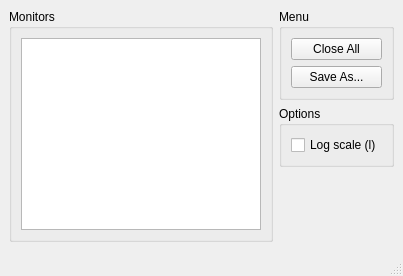
Old version of the form tools/Python/mcplot/gnuplot/mcgnuwindow.ui in the repository McStasMcXtrace/McCode.
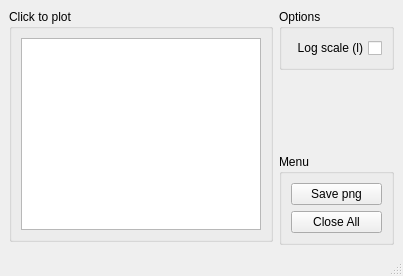
New version of the form.

Diff of the .ui file:
```diff
--- a/tools/Python/mcplot/gnuplot/mcgnuwindow.ui
+++ b/tools/Python/mcplot/gnuplot/mcgnuwindow.ui
@@ -32,7 +32,7 @@
          </sizepolicy>
         </property>
         <property name="title">
-         <string>Monitors</string>
+         <string>Click to plot</string>
         </property>
         <layout class="QVBoxLayout" name="verticalLayout_2">
          <item>
@@ -65,29 +65,6 @@
     </item>
     <item>
      <layout class="QVBoxLayout" name="verticalLayout">
-      <item>
-       <widget class="QGroupBox" name="gbxSave">
-        <property name="title">
-         <string>Menu</string>
-        </property>
-        <layout class="QVBoxLayout" name="verticalLayout_3">
-         <item>
-          <widget class="QPushButton" name="btnCloseAll">
-           <property name="text">
-            <string>Close All</string>
-           </property>
-          </widget>
-         </item>
-         <item>
-          <widget class="QPushButton" name="btnSaveAs">
-           <property name="text">
-            <string>Save As...</string>
-           </property>
-          </widget>
-         </item>
-        </layout>
-       </widget>
-      </item>
       <item>
        <widget class="QGroupBox" name="gbxOptions">
         <property name="title">
@@ -96,6 +73,9 @@
         <layout class="QVBoxLayout" name="verticalLayout_4">
          <item>
           <widget class="QCheckBox" name="cbxLogScale">
+           <property name="layoutDirection">
+            <enum>Qt::RightToLeft</enum>
+           </property>
            <property name="text">
             <string>Log scale (l)</string>
            </property>
@@ -117,6 +97,29 @@
         </property>
        </spacer>
       </item>
+      <item>
+       <widget class="QGroupBox" name="gbxSave">
+        <property name="title">
+         <string>Menu</string>
+        </property>
+        <layout class="QVBoxLayout" name="verticalLayout_3">
+         <item>
+          <widget class="QPushButton" name="btnSave">
+           <property name="text">
+            <string>Save png</string>
+           </property>
+          </widget>
+         </item>
+         <item>
+          <widget class="QPushButton" name="btnCloseAll">
+           <property name="text">
+            <string>Close All</string>
+           </property>
+          </widget>
+         </item>
+        </layout>
+       </widget>
+      </item>
      </layout>
     </item>
    </layout>
```
